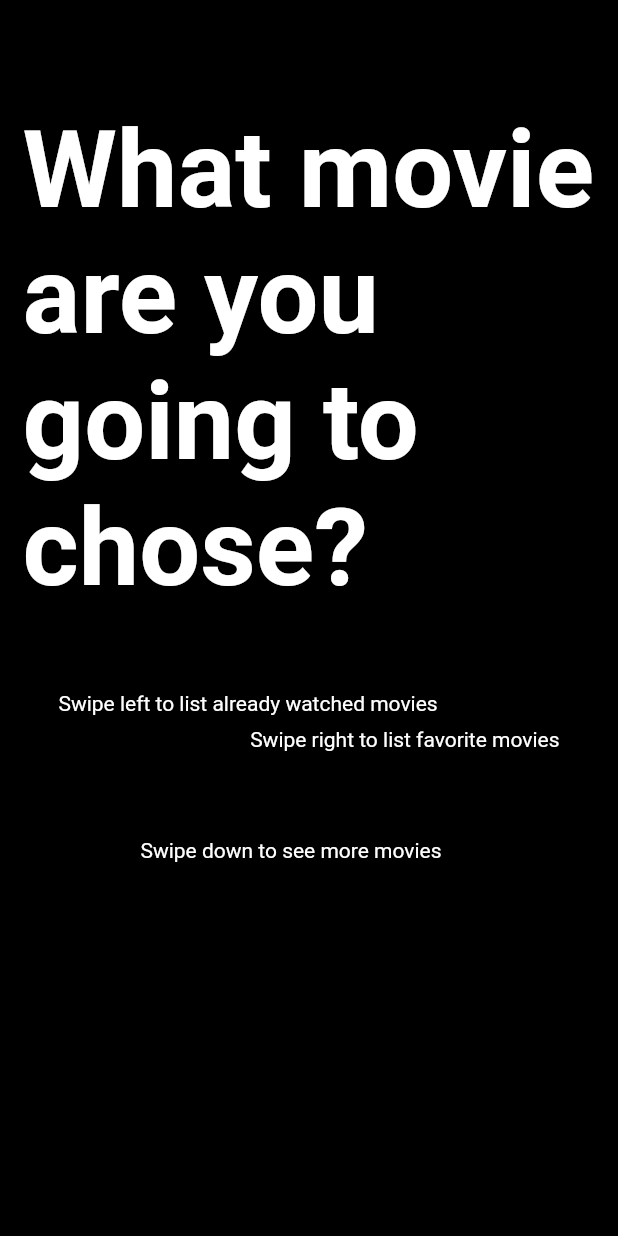
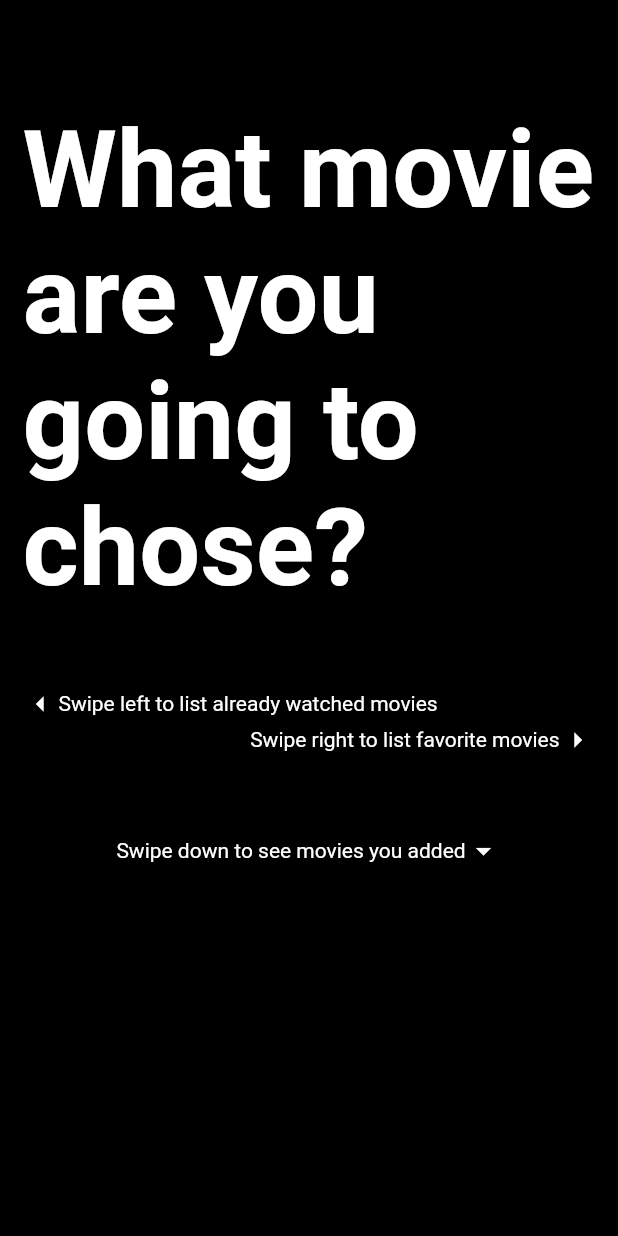
Before and after one commit to Umar-Waseem/Cine-Tracker, a Flutter app: the screen it shows after launch, on a phone screen of 412 x 824 dp. Run offline on Flutter 3.47's test engine with Material 2 defaults, Android fonts, the phone set to English and light mode, and no system bars; Roboto replaces fonts that are missing (Hind).

Commit message:
few things added

```diff
--- a/movie_app/lib/providers/favorite_movie_provider.dart
+++ b/movie_app/lib/providers/favorite_movie_provider.dart
@@ -8,6 +8,7 @@ class Movie {
   final String description;
   final String genre;
   final String image;
+  final String year;
   bool isFav;
 
   Movie({
@@ -16,6 +17,7 @@ class Movie {
     required this.genre,
     required this.image,
     required this.isFav,
+    required this.year,
   });
 }
 
--- a/movie_app/lib/screens/home_screen.dart
+++ b/movie_app/lib/screens/home_screen.dart
@@ -22,7 +22,7 @@ class HomeScreen extends StatelessWidget {
                 Row(
                   mainAxisAlignment: MainAxisAlignment.start,
                   children: [
-                    const Icon(Icons.arrow_left),
+                    const Icon(Icons.arrow_left, color: Colors.white),
                     Text(
                       "Swipe left to list already watched movies",
                       style: Theme.of(context).textTheme.bodyText2,
@@ -36,7 +36,7 @@ class HomeScreen extends StatelessWidget {
                       "Swipe right to list favorite movies",
                       style: Theme.of(context).textTheme.bodyText2,
                     ),
-                    const Icon(Icons.arrow_right),
+                    const Icon(Icons.arrow_right, color: Colors.white),
                   ],
                 ),
                 Container(
@@ -45,10 +45,10 @@ class HomeScreen extends StatelessWidget {
                     mainAxisAlignment: MainAxisAlignment.center,
                     children: [
                       Text(
-                        "Swipe down to see more movies",
+                        "Swipe down to see movies you added",
                         style: Theme.of(context).textTheme.bodyText2,
                       ),
-                      const Icon(Icons.arrow_drop_down),
+                      const Icon(Icons.arrow_drop_down, color: Colors.white),
                     ],
                   ),
                 ),
--- a/movie_app/lib/screens/main_page.dart
+++ b/movie_app/lib/screens/main_page.dart
@@ -33,6 +33,7 @@ class _MainPageState extends State<MainPage> {
             genre: "Drama",
             image: "assets/images/avengers.jpg",
             isFav: false,
+            year: "2019",
           ),
         ),
         MoviePage(
@@ -42,6 +43,7 @@ class _MainPageState extends State<MainPage> {
             genre: "Thriller",
             image: "assets/images/uncharted.jpg",
             isFav: false,
+            year: "2021",
           ),
         ),
         MoviePage(
@@ -51,6 +53,7 @@ class _MainPageState extends State<MainPage> {
             genre: "Drama",
             image: "assets/images/shawshank.jpg",
             isFav: false,
+            year: "1994",
           ),
         )
       ],
--- a/movie_app/lib/widgets/movie_page.dart
+++ b/movie_app/lib/widgets/movie_page.dart
@@ -48,7 +48,7 @@ class _MoviePageState extends State<MoviePage>
                       });
                     },
                     title: Text(
-                      widget.movie.title,
+                      "${widget.movie.title} - ${widget.movie.year}",
                       style: Theme.of(context).textTheme.headline6,
                     ),
                     subtitle: Text(
```
